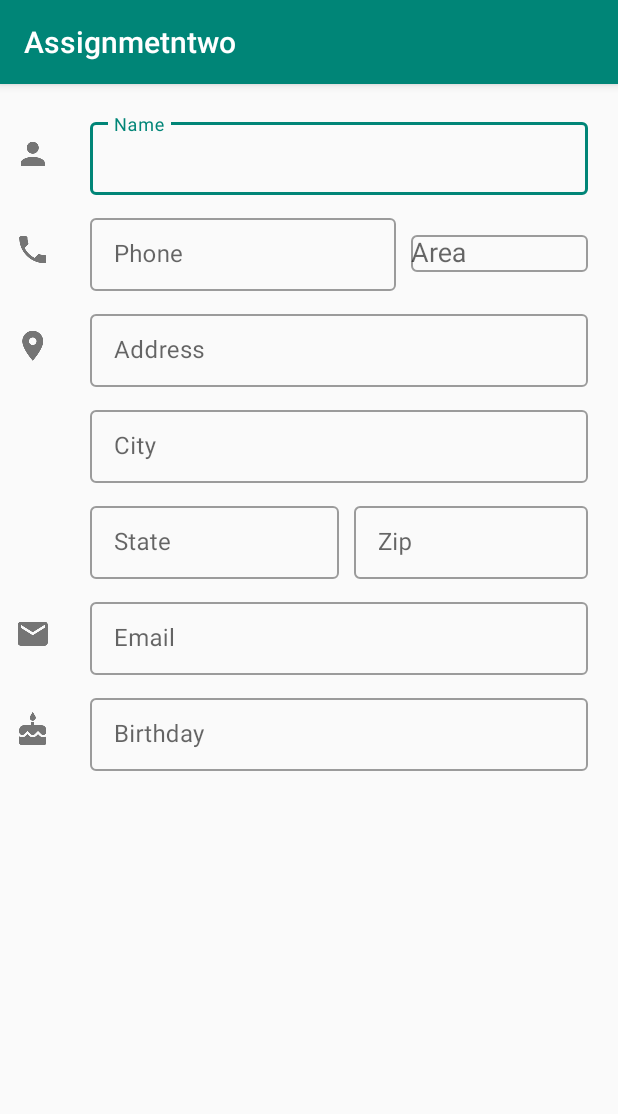
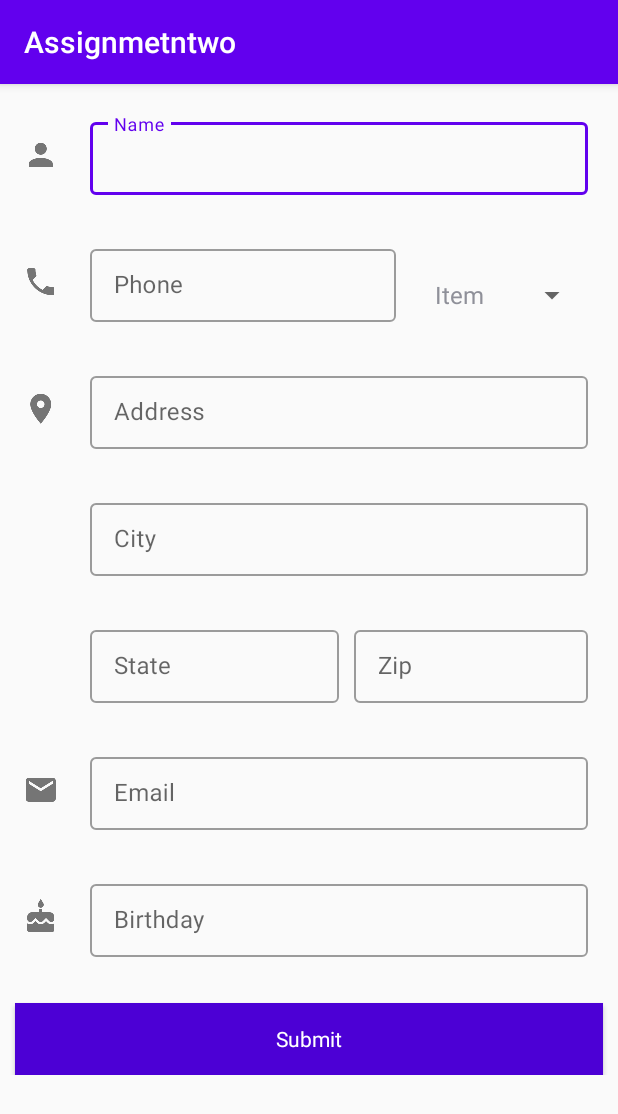
Before and after one commit to VarshaNaveen/Assignmetntwo, an Android app: the screen it shows after launch (AssignmentTwo), on a phone screen of 412 x 824 dp. Shown: the top 1114 px of the screen. Run offline under Robolectric (Android 15) with nearby library versions, the phone set to English and light mode, and no system bars.

Commit message:
Assignment two

```diff
--- a/app/src/main/java/varsha/assignmetntwo/AssignmentTwo.java
+++ b/app/src/main/java/varsha/assignmetntwo/AssignmentTwo.java
@@ -1,21 +1,33 @@
 package varsha.assignmetntwo;
 
 import android.os.Bundle;
+import android.view.View;
 import android.widget.ArrayAdapter;
 import android.widget.AutoCompleteTextView;
+import android.widget.Button;
 import android.widget.Spinner;
 
 import androidx.appcompat.app.AppCompatActivity;
 
+import com.google.android.material.textfield.TextInputEditText;
+import com.google.android.material.textfield.TextInputLayout;
+
 public class AssignmentTwo extends AppCompatActivity {
+
+
+    Button submit_button;
+    TextInputEditText input_edittext_name, input_edittext_phone, input_edittext_address, input_edittext_city, input_edittext_zip, input_edittext_email, input_edittext_dob;
+    TextInputLayout input_layout_name, input_layout_phone, input_layout_area, input_layout_address, input_layout_city, input_layout_state, input_layout_zip, input_layout_email, input_layout_dob;
 
     @Override
     protected void onCreate(Bundle savedInstanceState) {
         super.onCreate(savedInstanceState);
         setContentView(R.layout.activity_assignmenttwo);
 
+        init();
 
-        String[] COUNTRIES = new String[] {"Item 1", "Item 2", "Item 3", "Item 4"};
+
+        String[] COUNTRIES = new String[]{"Item 1", "Item 2", "Item 3", "Item 4"};
 
         ArrayAdapter<String> adapter =
                 new ArrayAdapter<>(
@@ -23,9 +35,97 @@ public class AssignmentTwo extends AppCompatActivity {
                         R.layout.dropdown_menu,
                         COUNTRIES);
 
-        AutoCompleteTextView editTextFilledExposedDropdown =
+        Spinner editTextFilledExposedDropdown =
                 findViewById(R.id.select_area);
         editTextFilledExposedDropdown.setAdapter(adapter);
 
+
+        submit_button.setOnClickListener(new View.OnClickListener() {
+            @Override
+            public void onClick(View v) {
+
+                if (input_edittext_name.getText().toString().equals("")) {
+                    input_layout_name.setError("Please enter your name");
+                } else {
+                    input_layout_name.setError(null);
+                }
+
+                if (input_edittext_phone.getText().toString().equals("")) {
+                    input_layout_phone.setError("Please enter your phone number");
+                } else {
+                    input_layout_phone.setError(null);
+                }
+//
+//                if (input_edittext_phone.getText().toString().equals("")) {
+//                    input_layout_phone.setError("Please enter your phone number");
+//                } else {
+//                    input_layout_phone.setError(null);
+//                }
+
+
+                if (input_edittext_address.getText().toString().equals("")) {
+                    input_layout_address.setError("Please enter your address");
+                } else {
+                    input_layout_address.setError(null);
+                }
+
+
+                if (input_edittext_city.getText().toString().equals("")) {
+                    input_layout_city.setError("Please enter your city");
+                } else {
+                    input_layout_city.setError(null);
+                }
+
+//                if (input_edittext_phone.getText().toString().equals("")) {
+//                    input_layout_phone.setError("Please enter your phone number");
+//                } else {
+//                    input_layout_phone.setError(null);
+//                }
+
+                if (input_edittext_zip.getText().toString().equals("")) {
+                    input_layout_zip.setError("Please enter your zip");
+                } else {
+                    input_layout_zip.setError(null);
+                }
+
+                if (input_edittext_email.getText().toString().equals("")) {
+                    input_layout_email.setError("Please enter your email id");
+                } else {
+                    input_layout_email.setError(null);
+                }
+
+                if (input_edittext_dob.getText().toString().equals("")) {
+                    input_layout_dob.setError("Please enter your birthday");
+                } else {
+                    input_layout_dob.setError(null);
+                }
+
+            }
+        });
+
+
+    }
+
+    public void init() {
+        submit_button = findViewById(R.id.submit_button);
+
+        input_edittext_name = findViewById(R.id.input_edittext_name);
+        input_edittext_phone = findViewById(R.id.input_edittext_phone);
+        input_edittext_address = findViewById(R.id.input_edittext_address);
+        input_edittext_city = findViewById(R.id.input_edittext_city);
+        input_edittext_zip = findViewById(R.id.input_edittext_zip);
+        input_edittext_email = findViewById(R.id.input_edittext_email);
+        input_edittext_dob = findViewById(R.id.input_edittext_dob);
+
+        input_layout_name = findViewById(R.id.input_layout_name);
+        input_layout_phone = findViewById(R.id.input_layout_phone);
+        input_layout_area = findViewById(R.id.input_layout_area);
+        input_layout_address = findViewById(R.id.input_layout_address);
+        input_layout_city = findViewById(R.id.input_layout_city);
+        input_layout_state = findViewById(R.id.input_layout_state);
+        input_layout_zip = findViewById(R.id.input_layout_zip);
+        input_layout_email = findViewById(R.id.input_layout_email);
+        input_layout_dob = findViewById(R.id.input_layout_dob);
+
     }
 }
--- a/app/src/main/res/layout/activity_assignmenttwo.xml
+++ b/app/src/main/res/layout/activity_assignmenttwo.xml
@@ -6,6 +6,14 @@
     android:layout_height="match_parent"
     android:orientation="vertical">
 
+    <ScrollView
+        android:layout_width="match_parent"
+        android:layout_height="match_parent">
+
+        <androidx.constraintlayout.widget.ConstraintLayout
+            android:layout_width="match_parent"
+            android:layout_height="match_parent"
+            android:paddingBottom="@dimen/margin_20dp">
 
             <RelativeLayout
                 android:id="@+id/relativelayout_name"
@@ -14,7 +22,6 @@
                 android:layout_marginTop="@dimen/margin_20dp"
                 android:layout_marginEnd="@dimen/margin_20dp"
                 android:layout_marginRight="@dimen/margin_20dp"
-        android:layout_marginBottom="@dimen/margin_10dp"
                 app:layout_constraintEnd_toEndOf="parent"
                 app:layout_constraintStart_toStartOf="parent"
                 app:layout_constraintTop_toTopOf="parent">
@@ -23,10 +30,9 @@
                     android:id="@+id/img_name"
                     android:layout_width="wrap_content"
                     android:layout_height="wrap_content"
-            android:layout_centerVertical="true"
-            android:layout_margin="@dimen/margin_10dp"
+
+                    android:layout_margin="@dimen/margin_15dp"
                     android:src="@drawable/ic_person_black_24dp" />
-
 
                 <com.google.android.material.textfield.TextInputLayout
                     android:id="@+id/input_layout_name"
@@ -37,7 +43,8 @@
                     android:layout_marginLeft="@dimen/margin_50dp"
                     android:hint="@string/name"
                     android:paddingStart="@dimen/padding_10dp"
-            android:paddingLeft="@dimen/padding_10dp">
+                    android:paddingLeft="@dimen/padding_10dp"
+                    app:errorEnabled="true">
 
                     <com.google.android.material.textfield.TextInputEditText
                         android:id="@+id/input_edittext_name"
@@ -62,7 +69,6 @@
                 <LinearLayout
                     android:layout_width="wrap_content"
                     android:layout_height="wrap_content"
-            android:layout_centerVertical="true"
                     android:orientation="horizontal">
 
                     <ImageView
@@ -70,7 +76,7 @@
                         android:layout_width="wrap_content"
                         android:layout_height="wrap_content"
                         android:layout_centerVertical="true"
-                android:layout_margin="@dimen/margin_10dp"
+                        android:layout_margin="@dimen/margin_15dp"
                         android:src="@drawable/ic_call_black_24dp" />
 
                 </LinearLayout>
@@ -91,9 +97,11 @@
                         android:layout_weight="0.75"
                         android:hint="@string/phone"
                         android:paddingStart="@dimen/padding_10dp"
-                android:paddingLeft="@dimen/padding_10dp">
+                        android:paddingLeft="@dimen/padding_10dp"
+                        app:errorEnabled="true">
 
                         <com.google.android.material.textfield.TextInputEditText
+                            android:inputType="number"
                             android:id="@+id/input_edittext_phone"
                             android:layout_width="match_parent"
                             android:layout_height="wrap_content" />
@@ -105,13 +113,14 @@
                         android:id="@+id/input_layout_area"
                         style="@style/Widget.MaterialComponents.TextInputLayout.OutlinedBox.Dense"
                         android:layout_width="match_parent"
-                android:layout_height="wrap_content"
+                        android:layout_height="55dp"
                         android:layout_weight="1.25"
                         android:hint="@string/area"
                         android:paddingStart="@dimen/padding_10dp"
-                android:paddingLeft="@dimen/padding_10dp">
+                        android:paddingLeft="@dimen/padding_10dp"
+                        app:errorEnabled="true">
 
-                <AutoCompleteTextView
+                        <Spinner
                             android:id="@+id/select_area"
                             android:layout_width="match_parent"
                             android:layout_height="wrap_content" />
@@ -137,8 +146,8 @@
                     android:id="@+id/img_address"
                     android:layout_width="wrap_content"
                     android:layout_height="wrap_content"
-            android:layout_centerVertical="true"
-            android:layout_margin="@dimen/margin_10dp"
+
+                    android:layout_margin="@dimen/margin_15dp"
                     android:src="@drawable/ic_location_on_black_24dp" />
 
 
@@ -151,7 +160,8 @@
                     android:layout_marginLeft="@dimen/margin_50dp"
                     android:hint="@string/address"
                     android:paddingStart="@dimen/padding_10dp"
-            android:paddingLeft="@dimen/padding_10dp">
+                    android:paddingLeft="@dimen/padding_10dp"
+                    app:errorEnabled="true">
 
                     <com.google.android.material.textfield.TextInputEditText
                         android:id="@+id/input_edittext_address"
@@ -181,7 +191,8 @@
                     android:layout_marginLeft="@dimen/margin_50dp"
                     android:hint="@string/city"
                     android:paddingStart="@dimen/padding_10dp"
-            android:paddingLeft="@dimen/padding_10dp">
+                    android:paddingLeft="@dimen/padding_10dp"
+                    app:errorEnabled="true">
 
                     <com.google.android.material.textfield.TextInputEditText
                         android:id="@+id/input_edittext_city"
@@ -214,7 +225,8 @@
                     android:hint="@string/state"
                     android:orientation="horizontal"
                     android:paddingStart="@dimen/padding_10dp"
-            android:paddingLeft="@dimen/padding_10dp">
+                    android:paddingLeft="@dimen/padding_10dp"
+                    app:errorEnabled="true">
 
                     <com.google.android.material.textfield.TextInputEditText
                         android:id="@+id/input_edittext_state"
@@ -231,7 +243,8 @@
                     android:layout_weight="1.15"
                     android:hint="@string/zip"
                     android:paddingStart="@dimen/padding_10dp"
-            android:paddingLeft="@dimen/padding_10dp">
+                    android:paddingLeft="@dimen/padding_10dp"
+                    app:errorEnabled="true">
 
                     <com.google.android.material.textfield.TextInputEditText
                         android:id="@+id/input_edittext_zip"
@@ -256,8 +269,7 @@
                     android:id="@+id/img_email"
                     android:layout_width="wrap_content"
                     android:layout_height="wrap_content"
-            android:layout_centerVertical="true"
-            android:layout_margin="@dimen/margin_10dp"
+                    android:layout_margin="@dimen/margin_15dp"
                     android:src="@drawable/ic_email_black_24dp" />
 
 
@@ -270,7 +282,8 @@
                     android:layout_marginLeft="@dimen/margin_50dp"
                     android:hint="@string/email"
                     android:paddingStart="@dimen/padding_10dp"
-            android:paddingLeft="@dimen/padding_10dp">
+                    android:paddingLeft="@dimen/padding_10dp"
+                    app:errorEnabled="true">
 
                     <com.google.android.material.textfield.TextInputEditText
                         android:id="@+id/input_edittext_email"
@@ -288,15 +301,13 @@
                 android:layout_marginTop="@dimen/margin_10dp"
                 android:layout_marginEnd="@dimen/margin_20dp"
                 android:layout_marginRight="@dimen/margin_20dp"
-        android:layout_marginBottom="@dimen/margin_10dp"
                 app:layout_constraintTop_toBottomOf="@+id/relativelayout_email">
 
                 <ImageView
                     android:id="@+id/img_dob"
                     android:layout_width="wrap_content"
                     android:layout_height="wrap_content"
-            android:layout_centerVertical="true"
-            android:layout_margin="@dimen/margin_10dp"
+                    android:layout_margin="@dimen/margin_15dp"
                     android:src="@drawable/ic_cake_black_24dp" />
 
 
@@ -309,7 +320,8 @@
                     android:layout_marginLeft="@dimen/margin_50dp"
                     android:hint="@string/birthday"
                     android:paddingStart="@dimen/padding_10dp"
-            android:paddingLeft="@dimen/padding_10dp">
+                    android:paddingLeft="@dimen/padding_10dp"
+                    app:errorEnabled="true">
 
                     <com.google.android.material.textfield.TextInputEditText
                         android:id="@+id/input_edittext_dob"
@@ -322,4 +334,22 @@
             </RelativeLayout>
 
 
+            <Button
+                android:id="@+id/submit_button"
+                style="@style/Widget.MaterialComponents.TextInputLayout.OutlinedBox"
+                android:layout_width="match_parent"
+                android:layout_height="wrap_content"
+                android:layout_marginStart="@dimen/margin_10dp"
+                android:layout_marginTop="@dimen/margin_10dp"
+                android:layout_marginEnd="@dimen/margin_10dp"
+                android:layout_marginBottom="@dimen/margin_20dp"
+                android:background="@color/colorPrimaryDark"
+                android:text="@string/submit"
+                android:textColor="@color/colorWhite"
+                app:layout_constraintTop_toBottomOf="@+id/relativelayout_dob" />
+
         </androidx.constraintlayout.widget.ConstraintLayout>
+
+    </ScrollView>
+
+</androidx.constraintlayout.widget.ConstraintLayout>
--- a/app/src/main/res/layout/dropdown_menu.xml
+++ b/app/src/main/res/layout/dropdown_menu.xml
@@ -1,8 +1,6 @@
 <TextView xmlns:android="http://schemas.android.com/apk/res/android"
     android:layout_width="match_parent"
-    android:layout_height="wrap_content"
+    android:layout_height="55dp"
     android:padding="@dimen/padding_16dp"
-    android:ellipsize="end"
     android:maxLines="1"
-    android:textSize="16dp"
-    android:textAppearance="?attr/textAppearanceSubtitle1"/>
+    android:textSize="16dp" />
--- a/app/src/main/res/values/colors.xml
+++ b/app/src/main/res/values/colors.xml
@@ -1,6 +1,7 @@
 <?xml version="1.0" encoding="utf-8"?>
 <resources>
-    <color name="colorPrimary">#008577</color>
-    <color name="colorPrimaryDark">#00574B</color>
+    <color name="colorPrimary">#6200EE</color>
+    <color name="colorPrimaryDark">#4C00D5</color>
     <color name="colorAccent">#757575</color>
+    <color name="colorWhite">#ffffff</color>
 </resources>
--- a/app/src/main/res/values/dimens.xml
+++ b/app/src/main/res/values/dimens.xml
@@ -1,6 +1,7 @@
 <resources>
     <!-- Default screen margins, per the Android Design guidelines. -->
     <dimen name="margin_10dp">10dp</dimen>
+    <dimen name="margin_15dp">15dp</dimen>
     <dimen name="margin_20dp">20dp</dimen>
     <dimen name="margin_50dp">50dp</dimen>
     <dimen name="margin_5dp">5dp</dimen>
--- a/app/src/main/res/values/strings.xml
+++ b/app/src/main/res/values/strings.xml
@@ -9,4 +9,5 @@
     <string name="zip">Zip</string>
     <string name="email">Email</string>
     <string name="birthday">Birthday</string>
+    <string name="submit">Submit</string>
 </resources>
```
Lines whose indentation alone changed are shown as unchanged.
